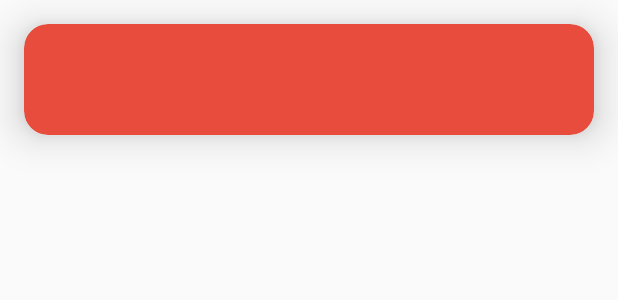
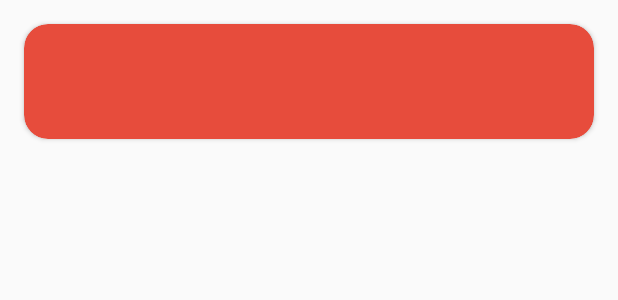
Before and after one commit to taniakolesnik/NewsAppABND, an Android app: the layout row_layout.xml on its own in the app's theme, with its tools: preview values and no code run, on a phone screen of 412 x 824 dp. Shown: the top 300 px of the screen. Run offline under Robolectric (Android 15) with nearby library versions, the phone set to English and light mode, and no system bars.

```diff
--- a/app/src/main/java/com/example/android/newsappabnd/AboutActivity.java
+++ b/app/src/main/java/com/example/android/newsappabnd/AboutActivity.java
@@ -4,7 +4,6 @@ import android.os.Bundle;
 import android.support.annotation.Nullable;
 import android.support.v7.app.AppCompatActivity;
 import android.widget.TextView;
-
 import butterknife.BindView;
 import butterknife.ButterKnife;
 
--- a/app/src/main/java/com/example/android/newsappabnd/NewsLoader.java
+++ b/app/src/main/java/com/example/android/newsappabnd/NewsLoader.java
@@ -2,7 +2,6 @@ package com.example.android.newsappabnd;
 
 import android.content.AsyncTaskLoader;
 import android.content.Context;
-
 import java.util.List;
 
 /**
--- a/app/src/main/java/com/example/android/newsappabnd/NewsStory.java
+++ b/app/src/main/java/com/example/android/newsappabnd/NewsStory.java
@@ -1,6 +1,5 @@
 package com.example.android.newsappabnd;
 
-import java.text.DateFormat;
 import java.text.ParseException;
 import java.text.SimpleDateFormat;
 import java.util.Date;
@@ -47,7 +46,6 @@ public class NewsStory {
         return this.mWebUrl;
     }
 
-
     public void setStory(String mNewsStory) {
         this.mNewsStory = mNewsStory;
     }
--- a/app/src/main/res/layout/row_layout.xml
+++ b/app/src/main/res/layout/row_layout.xml
@@ -1,20 +1,20 @@
 <?xml version="1.0" encoding="utf-8"?>
 <android.support.v7.widget.CardView xmlns:android="http://schemas.android.com/apk/res/android"
+    xmlns:app="http://schemas.android.com/apk/res-auto"
     xmlns:card_view="http://schemas.android.com/apk/res-auto"
     android:layout_width="match_parent"
     android:layout_height="wrap_content"
-    xmlns:app="http://schemas.android.com/apk/res-auto"
-    android:orientation="vertical"
-    android:layout_margin="@dimen/paddingStandard"
+    android:layout_marginLeft="@dimen/paddingStandard"
+    android:layout_marginRight="@dimen/paddingStandard"
+    android:layout_marginTop="@dimen/paddingStandard"
+    android:background="@color/colorPrimary"
     android:clickable="true"
     android:focusable="true"
-    android:background="@color/colorPrimary"
     android:foreground="?android:attr/selectableItemBackground"
+    android:orientation="vertical"
     app:cardBackgroundColor="@color/colorAccent"
-    card_view:contentPadding="5dp"
     app:cardCornerRadius="16dp"
-    app:cardElevation="16dp">
-
+    card_view:contentPadding="5dp">
 
     <LinearLayout
         android:layout_width="match_parent"
@@ -23,37 +23,20 @@
 
         <TextView
             android:id="@+id/date_textView"
-        android:layout_width="match_parent"
-        android:layout_height="wrap_content"
-        android:textColor="@android:color/white"
-        android:layout_marginLeft="@dimen/paddingStandard"
-        android:textSize="@dimen/regularTextSizeSmall"/>
+            style="@style/newsItems" />
 
         <TextView
             android:id="@+id/section_textView"
-        android:layout_width="match_parent"
-        android:layout_height="wrap_content"
-        android:textColor="@android:color/white"
-        android:layout_marginLeft="@dimen/paddingStandard"
-        android:textSize="@dimen/regularTextSizeMedium" />
+            style="@style/newsItems" />
 
         <TextView
             android:id="@+id/title_textView"
-        android:layout_width="match_parent"
-        android:layout_height="wrap_content"
-        android:textColor="@android:color/white"
-        android:layout_marginLeft="@dimen/paddingStandard"
-        android:textSize="@dimen/regularTextSizeMedium"/>
+            style="@style/newsItems" />
 
         <TextView
             android:id="@+id/author_textView"
-        android:layout_width="match_parent"
-        android:layout_height="wrap_content"
-        android:layout_marginLeft="@dimen/paddingStandard"
-        android:visibility="gone"
-        android:textColor="@android:color/primary_text_light"
-        android:textSize="@dimen/regularTextSizeMedium"/>
-
+            style="@style/newsItems"
+            android:visibility="gone" />
     </LinearLayout>
 
 </android.support.v7.widget.CardView>
--- a/app/src/main/res/values/arrays.xml
+++ b/app/src/main/res/values/arrays.xml
@@ -5,5 +5,4 @@
         <item>@string/tag_society</item>
         <item>@string/tag_politics</item>
     </string-array>
-
 </resources>
--- a/app/src/main/res/values/styles.xml
+++ b/app/src/main/res/values/styles.xml
@@ -1,5 +1,4 @@
 <resources>
-
     <!-- Base application theme. -->
     <style name="AppTheme" parent="Theme.AppCompat.DayNight.DarkActionBar">
         <!-- Customize your theme here. -->
@@ -8,4 +7,20 @@
         <item name="colorAccent">@color/colorAccent</item>
     </style>
 
+    <style name="aboutPage">
+        <item name="android:padding">@dimen/paddingStandard</item>
+        <item name="android:textColor">@color/colorPrimaryDark</item>
+        <item name="android:textSize">@dimen/regularTextSizeLarge</item>
+        <item name="android:layout_width">match_parent</item>
+        <item name="android:layout_height">wrap_content</item>
+    </style>
+
+    <style name="newsItems">
+        <item name="android:textSize">@dimen/regularTextSizeMedium</item>
+        <item name="android:layout_marginLeft">@dimen/paddingStandard</item>
+        <item name="android:layout_width">match_parent</item>
+        <item name="android:layout_height">wrap_content</item>
+        <item name="android:textColor">@android:color/white</item>
+    </style>
+
 </resources>
```
Also changed, not shown: app/src/main/java/com/example/android/newsappabnd/MainActivity.java (+0 -11 lines), app/src/main/java/com/example/android/newsappabnd/NewsRecyclerViewAdapter.java (+0 -7 lines), app/src/main/java/com/example/android/newsappabnd/SettingsActivity.java (+23 -4 lines), app/src/main/res/layout/about_activity.xml (+5 -12 lines), app/src/main/res/layout/settings_activity.xml (+3 -4 lines). Lines whose indentation alone changed are shown as unchanged.
